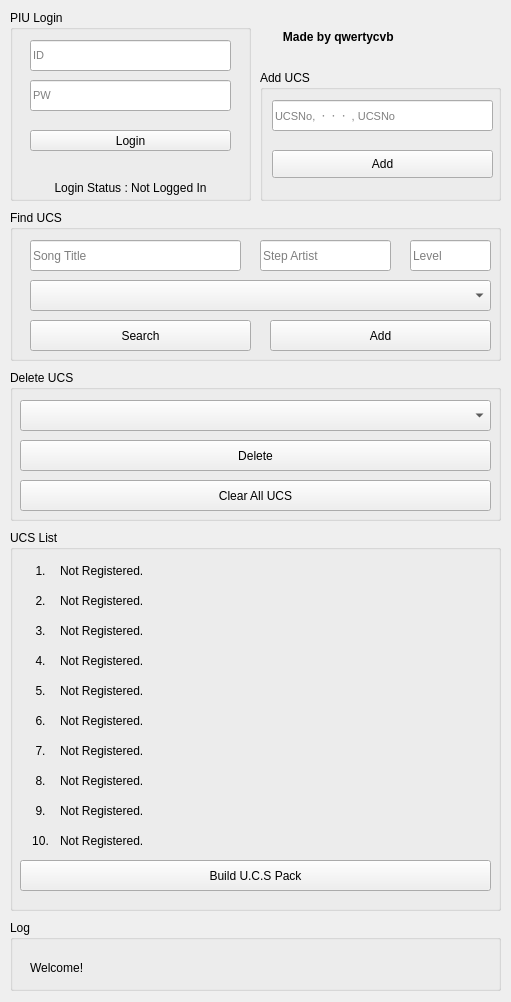
Above: UCSManager.ui from SerenityS/UCSManager before the change. Below: the same form after it.
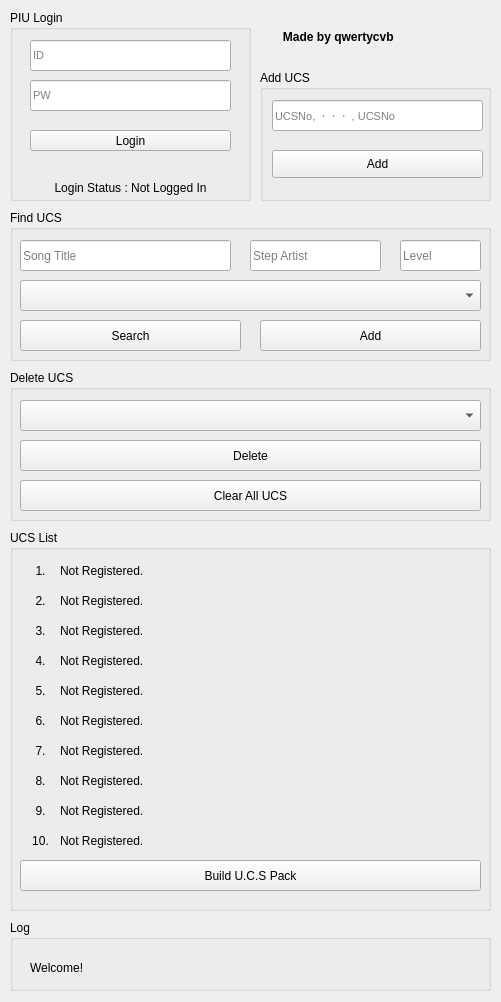
That is the form after the change.

Diff of the .ui file:
```diff
--- a/UCSManager.ui
+++ b/UCSManager.ui
@@ -6,7 +6,7 @@
    <rect>
     <x>0</x>
     <y>0</y>
-    <width>511</width>
+    <width>501</width>
     <height>1002</height>
    </rect>
   </property>
@@ -131,7 +131,7 @@
      <rect>
       <x>10</x>
       <y>530</y>
-      <width>491</width>
+      <width>481</width>
       <height>381</height>
      </rect>
     </property>
@@ -303,7 +303,7 @@
       <rect>
        <x>10</x>
        <y>330</y>
-       <width>471</width>
+       <width>461</width>
        <height>31</height>
       </rect>
      </property>
@@ -447,7 +447,7 @@
      <rect>
       <x>10</x>
       <y>370</y>
-      <width>491</width>
+      <width>481</width>
       <height>151</height>
      </rect>
     </property>
@@ -459,7 +459,7 @@
       <rect>
        <x>10</x>
        <y>30</y>
-       <width>471</width>
+       <width>461</width>
        <height>31</height>
       </rect>
      </property>
@@ -469,7 +469,7 @@
       <rect>
        <x>10</x>
        <y>70</y>
-       <width>471</width>
+       <width>461</width>
        <height>31</height>
       </rect>
      </property>
@@ -482,7 +482,7 @@
       <rect>
        <x>10</x>
        <y>110</y>
-       <width>471</width>
+       <width>461</width>
        <height>31</height>
       </rect>
      </property>
@@ -496,7 +496,7 @@
      <rect>
       <x>10</x>
       <y>210</y>
-      <width>491</width>
+      <width>481</width>
       <height>151</height>
      </rect>
     </property>
@@ -506,7 +506,7 @@
     <widget class="QLineEdit" name="stepArtistBox">
      <property name="geometry">
       <rect>
-       <x>250</x>
+       <x>240</x>
        <y>30</y>
        <width>131</width>
        <height>31</height>
@@ -519,7 +519,7 @@
     <widget class="QPushButton" name="searchButton">
      <property name="geometry">
       <rect>
-       <x>20</x>
+       <x>10</x>
        <y>110</y>
        <width>221</width>
        <height>31</height>
@@ -532,7 +532,7 @@
     <widget class="QLineEdit" name="songTitleBox">
      <property name="geometry">
       <rect>
-       <x>20</x>
+       <x>10</x>
        <y>30</y>
        <width>211</width>
        <height>31</height>
@@ -545,7 +545,7 @@
     <widget class="QLineEdit" name="stepLevelBox">
      <property name="geometry">
       <rect>
-       <x>400</x>
+       <x>390</x>
        <y>30</y>
        <width>81</width>
        <height>31</height>
@@ -558,7 +558,7 @@
     <widget class="QPushButton" name="resultAddButton">
      <property name="geometry">
       <rect>
-       <x>260</x>
+       <x>250</x>
        <y>110</y>
        <width>221</width>
        <height>31</height>
@@ -571,7 +571,7 @@
     <widget class="QComboBox" name="searchResultBox">
      <property name="geometry">
       <rect>
-       <x>20</x>
+       <x>10</x>
        <y>70</y>
        <width>461</width>
        <height>31</height>
@@ -584,7 +584,7 @@
      <rect>
       <x>260</x>
       <y>70</y>
-      <width>241</width>
+      <width>231</width>
       <height>131</height>
      </rect>
     </property>
@@ -596,7 +596,7 @@
       <rect>
        <x>12</x>
        <y>30</y>
-       <width>221</width>
+       <width>211</width>
        <height>31</height>
       </rect>
      </property>
@@ -617,7 +617,7 @@
       <rect>
        <x>12</x>
        <y>80</y>
-       <width>221</width>
+       <width>211</width>
        <height>28</height>
       </rect>
      </property>
@@ -631,7 +631,7 @@
      <rect>
       <x>10</x>
       <y>920</y>
-      <width>491</width>
+      <width>481</width>
       <height>71</height>
      </rect>
     </property>
@@ -657,7 +657,7 @@
      <rect>
       <x>260</x>
       <y>20</y>
-      <width>241</width>
+      <width>231</width>
       <height>48</height>
      </rect>
     </property>
```
